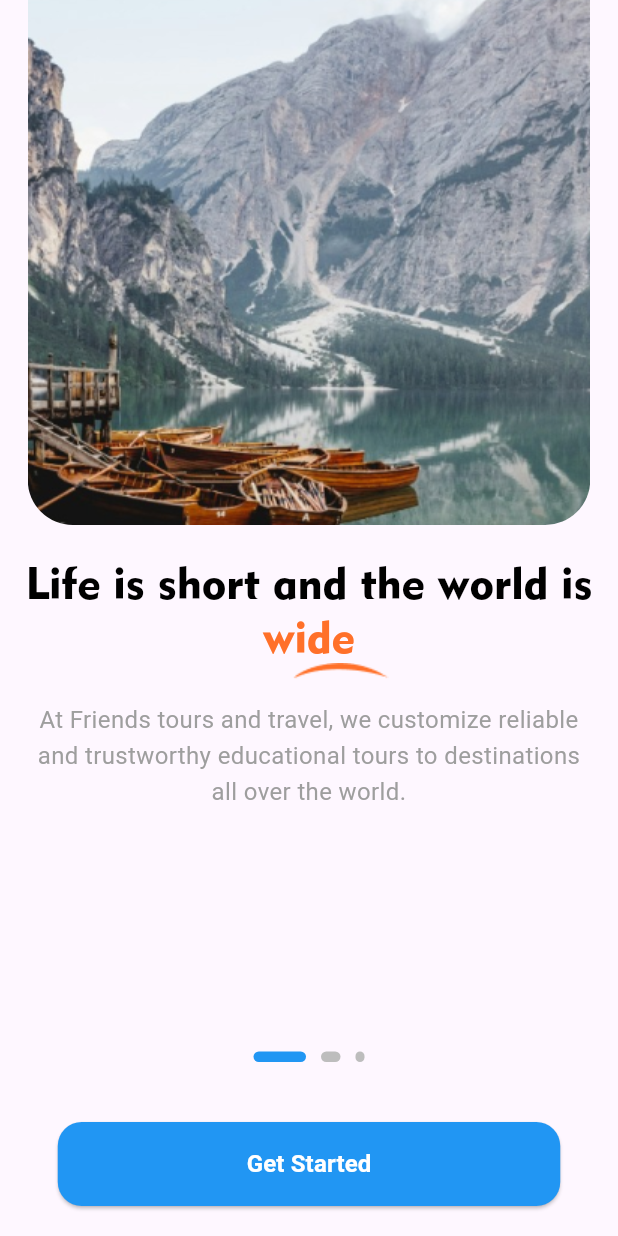
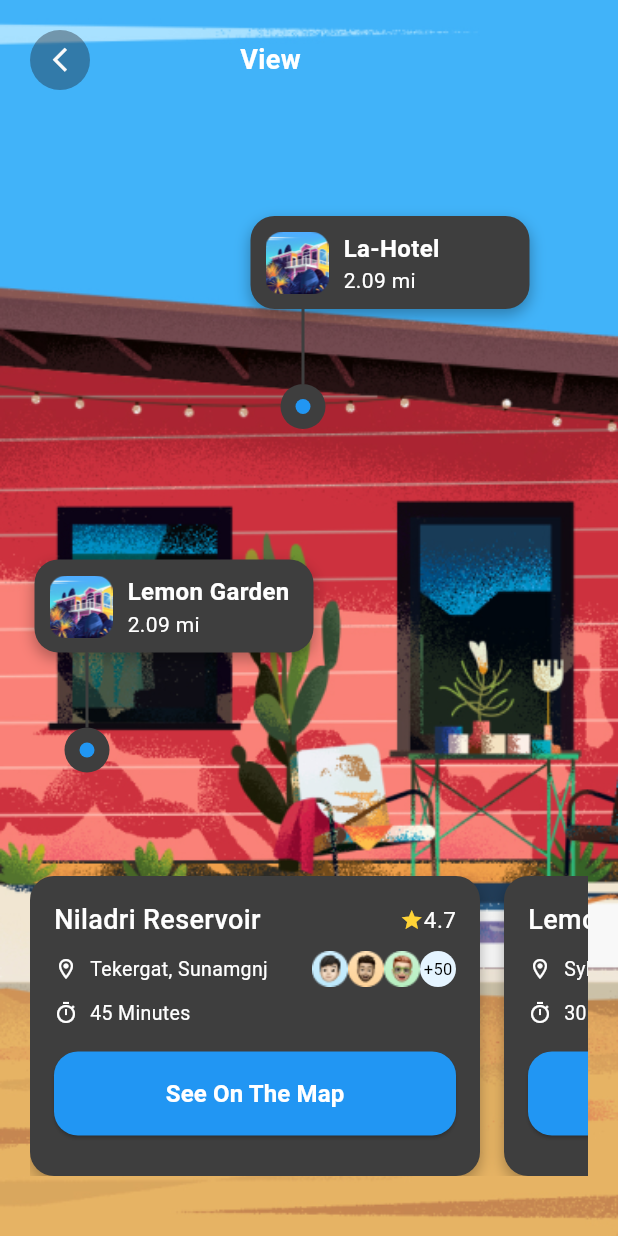
Before and after one commit to Ahmad09308/Travenor_App, a Flutter app: the screen it shows after launch, on a phone screen of 412 x 824 dp. Run offline on Flutter 3.47's test engine with Material 3 defaults, Android fonts, the phone set to English and light mode, and no system bars; Roboto replaces fonts that are missing (Gill Sans MT, SF UI Display).

Commit message:
add home and view pages

```diff
--- /dev/null
+++ b/lib/Auth/view/pages/view_page.dart
@@ -0,0 +1,81 @@
+import 'package:flutter/material.dart';
+import 'package:travenor_app/Auth/view/widget/info_card.dart';
+import 'package:travenor_app/Auth/view/widget/info_details_carousel.dart';
+
+class ViewPage extends StatelessWidget {
+  const ViewPage({super.key});
+
+  @override
+  Widget build(BuildContext context) {
+    return Scaffold(
+      body: SafeArea(
+        child: Stack(
+          children: [
+            Positioned.fill(
+              child: Image.asset(
+                'assets/images/background_image.png',
+                fit: BoxFit.cover,
+              ),
+            ),
+            Positioned(
+              top: 20,
+              left: 20,
+              child: Row(
+                children: [
+                  CircleAvatar(
+                    backgroundColor: Color.fromRGBO(27, 30, 40, 0.384),
+                    maxRadius: 20,
+                    child: IconButton(
+                      icon: const Icon(
+                        Icons.arrow_back_ios_new,
+                        color: Color.fromRGBO(250, 250, 250, 1),
+                        size: 19,
+                      ),
+                      onPressed: () {
+                        Navigator.pop(context);
+                      },
+                    ),
+                  ),
+                  const SizedBox(width: 100),
+                  const Text(
+                    'View',
+                    style: TextStyle(
+                      fontFamily: 'SF UI Display',
+                      fontWeight: FontWeight.w600,
+                      fontSize: 18,
+                      color: Colors.white,
+                    ),
+                  ),
+                ],
+              ),
+            ),
+            const Positioned(
+              top: 373,
+              left: 23,
+              child: InfoCard(
+                title: 'Lemon Garden',
+                distance: '2.09 mi',
+                image: 'assets/images/Rectangle.png',
+              ),
+            ),
+            const Positioned(
+              top: 144,
+              left: 167,
+              child: InfoCard(
+                title: 'La-Hotel',
+                distance: '2.09 mi',
+                image: 'assets/images/Rectangle.png',
+              ),
+            ),
+            Positioned(
+              bottom: 40,
+              left: 20,
+              right: 20,
+              child: InfoDetailsCarousel(),
+            ),
+          ],
+        ),
+      ),
+    );
+  }
+}
--- /dev/null
+++ b/lib/Auth/view/widget/info_card.dart
@@ -0,0 +1,100 @@
+import 'package:flutter/material.dart';
+
+class InfoCard extends StatelessWidget {
+  final String title;
+  final String distance;
+  final String image;
+
+  const InfoCard({
+    Key? key,
+    required this.title,
+    required this.distance,
+    required this.image,
+  }) : super(key: key);
+
+  @override
+  Widget build(BuildContext context) {
+    return Column(
+      crossAxisAlignment: CrossAxisAlignment.start,
+      children: [
+        Stack(
+          children: [
+            Container(
+              width: 186,
+              height: 62,
+              decoration: BoxDecoration(
+                borderRadius: BorderRadius.circular(16),
+                color: const Color.fromRGBO(62, 62, 62, 1),
+                boxShadow: [
+                  BoxShadow(
+                    color: Colors.black.withOpacity(0.3),
+                    blurRadius: 8,
+                    offset: const Offset(0, 4),
+                  ),
+                ],
+              ),
+            ),
+            Positioned(
+              left: 10,
+              top: 10,
+              child: Row(
+                children: [
+                  Image.asset(image, width: 42, height: 42),
+                  const SizedBox(width: 10),
+                  Column(
+                    crossAxisAlignment: CrossAxisAlignment.start,
+                    children: [
+                      Text(
+                        title,
+                        style: const TextStyle(
+                          fontFamily: 'SF UI Display',
+                          fontWeight: FontWeight.w600,
+                          fontSize: 16,
+                          color: Colors.white,
+                        ),
+                      ),
+                      Text(
+                        distance,
+                        style: const TextStyle(
+                          fontFamily: 'SF UI Display',
+                          fontWeight: FontWeight.w400,
+                          fontSize: 14,
+                          color: Colors.white,
+                        ),
+                      ),
+                    ],
+                  ),
+                ],
+              ),
+            ),
+          ],
+        ),
+        SizedBox(
+          width: 70,
+          child: Column(
+            crossAxisAlignment: CrossAxisAlignment.center,
+            children: [
+              Container(
+                width: 2,
+                height: 50,
+                color: const Color.fromRGBO(62, 62, 62, 1),
+              ),
+              CircleAvatar(
+                backgroundColor: const Color.fromRGBO(62, 62, 62, 1),
+                maxRadius: 15,
+                child: Container(
+                  width: 10,
+                  height: 10,
+                  decoration: const BoxDecoration(
+                    shape: BoxShape.circle,
+                    color: Colors.blue,
+                  ),
+                ),
+              ),
+            ],
+          ),
+        ),
+      ],
+    );
+  }
+}
--- /dev/null
+++ b/lib/Auth/view/widget/info_details.dart
@@ -0,0 +1,132 @@
+import 'package:flutter/material.dart';
+import 'package:travenor_app/Auth/view/widget/button.dart';
+
+class InfoDetails extends StatelessWidget {
+  final String title;
+  final String location;
+  final String time;
+  final double rating;
+  final List<String> participants;
+
+  const InfoDetails({
+    Key? key,
+    required this.title,
+    required this.location,
+    required this.time,
+    required this.rating,
+    required this.participants,
+  }) : super(key: key);
+
+  @override
+  Widget build(BuildContext context) {
+    return Container(
+      width: 300,
+      padding: const EdgeInsets.all(16.0),
+      decoration: BoxDecoration(
+        borderRadius: BorderRadius.circular(16),
+        color: const Color.fromRGBO(62, 62, 62, 1),
+        boxShadow: [
+          BoxShadow(
+            color: Colors.black.withOpacity(0.3),
+            blurRadius: 8,
+            offset: const Offset(0, 4),
+          ),
+        ],
+      ),
+      child: Column(
+        crossAxisAlignment: CrossAxisAlignment.start,
+        mainAxisSize: MainAxisSize.min,
+        children: [
+          Row(
+            mainAxisAlignment: MainAxisAlignment.spaceBetween,
+            children: [
+              Text(
+                title,
+                style: const TextStyle(
+                  fontFamily: 'SF UI Display',
+                  fontWeight: FontWeight.w500,
+                  fontSize: 18,
+                  color: Colors.white,
+                ),
+              ),
+              Row(
+                children: [
+                  const Icon(Icons.star,
+                      color: Color.fromRGBO(255, 211, 54, 1), size: 16),
+                  Text(
+                    '$rating',
+                    style: const TextStyle(
+                      fontFamily: 'SF UI Display',
+                      fontWeight: FontWeight.w400,
+                      fontSize: 15,
+                      color: Colors.white,
+                    ),
+                  ),
+                ],
+              ),
+            ],
+          ),
+          const SizedBox(height: 8),
+          Row(
+            children: [
+              const Icon(Icons.location_on_outlined,
+                  size: 16, color: Colors.white),
+              const SizedBox(width: 8),
+              Text(
+                location,
+                style: const TextStyle(
+                  fontFamily: 'SF UI Display',
+                  fontWeight: FontWeight.w400,
+                  fontSize: 13,
+                  color: Colors.white,
+                ),
+              ),
+              const Spacer(),
+              for (String participant in participants)
+                Image.asset(participant, width: 24, height: 24),
+              Container(
+                width: 24,
+                height: 24,
+                decoration: const BoxDecoration(
+                  shape: BoxShape.circle,
+                  color: Color.fromRGBO(229, 244, 255, 1),
+                ),
+                child: const Center(
+                  child: Text(
+                    "+50",
+                    style: TextStyle(
+                      fontFamily: 'SF UI Display',
+                      fontSize: 11,
+                      color: Colors.black,
+                    ),
+                  ),
+                ),
+              ),
+            ],
+          ),
+          const SizedBox(height: 8),
+          Row(
+            children: [
+              const Icon(Icons.timer_outlined, size: 16, color: Colors.white),
+              const SizedBox(width: 8),
+              Text(
+                time,
+                style: const TextStyle(
+                  fontFamily: 'SF UI Display',
+                  fontWeight: FontWeight.w400,
+                  fontSize: 13,
+                  color: Colors.white,
+                ),
+              ),
+            ],
+          ),
+          const SizedBox(height: 16),
+          CustomButton(
+            text: 'See On The Map',
+            onPressed: () {},
+          ),
+        ],
+      ),
+    );
+  }
+}
--- /dev/null
+++ b/lib/Auth/view/widget/info_details_carousel.dart
@@ -0,0 +1,53 @@
+import 'package:flutter/material.dart';
+import 'info_details.dart';
+
+class InfoDetailsCarousel extends StatelessWidget {
+  const InfoDetailsCarousel({super.key});
+
+  @override
+  Widget build(BuildContext context) {
+    return SizedBox(
+      height: 200,
+      child: ListView(
+        scrollDirection: Axis.horizontal,
+        children: const [
+          InfoDetails(
+            title: 'Niladri Reservoir',
+            location: 'Tekergat, Sunamgnj',
+            time: '45 Minutes',
+            rating: 4.7,
+            participants: [
+              'assets/images/0.png',
+              'assets/images/1.png',
+              'assets/images/2.png',
+            ],
+          ),
+          SizedBox(width: 16),
+          InfoDetails(
+            title: 'Lemon Garden',
+            location: 'Sylhet, Bangladesh',
+            time: '30 Minutes',
+            rating: 4.5,
+            participants: [
+              'assets/images/0.png',
+              'assets/images/1.png',
+              'assets/images/2.png',
+            ],
+          ),
+          SizedBox(width: 16),
+          InfoDetails(
+            title: 'La-Hotel',
+            location: 'Dhaka, Bangladesh',
+            time: '25 Minutes',
+            rating: 4.8,
+            participants: [
+              'assets/images/0.png',
+              'assets/images/1.png',
+              'assets/images/2.png',
+            ],
+          ),
+        ],
+      ),
+    );
+  }
+}
--- a/lib/main.dart
+++ b/lib/main.dart
@@ -1,5 +1,7 @@
 import 'package:flutter/material.dart';
 import 'package:travenor_app/Auth/view/pages/Splash.dart';
+import 'package:travenor_app/Auth/view/pages/view_page.dart';
+import 'package:travenor_app/Auth/view/pages/home_page.dart';
 
 void main() {
   runApp(const MyApp());
@@ -10,10 +12,10 @@ class MyApp extends StatelessWidget {
 
   @override
   Widget build(BuildContext context) {
-    return const MaterialApp(
+    return MaterialApp(
       debugShowCheckedModeBanner: false,
       home: Scaffold(
-        body: Splash(),
+        body: ViewPage(),
       ),
     );
   }
```
Also changed, not shown: lib/Auth/view/pages/home_page.dart (added, +119 -0 lines), lib/Auth/view/widget/custom_bottom_navigation_bar.dart (added, +50 -0 lines), lib/Auth/view/widget/destination_card.dart (added, +92 -0 lines), assets/images/0.png (added), assets/images/1.png (added), assets/images/2.png (added), assets/images/Rectangle.png (added), assets/images/background_image.png (added).
